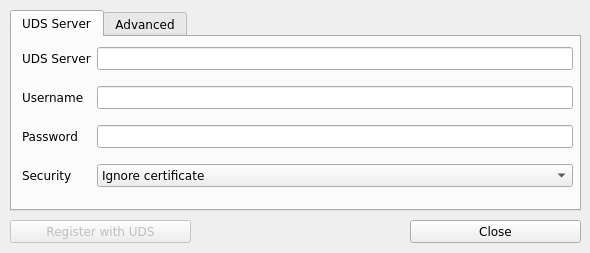
Before: the Qt Designer form actor/src/designer/setup-dialog.ui in VirtualCable/openuds, drawn with Qt 5.
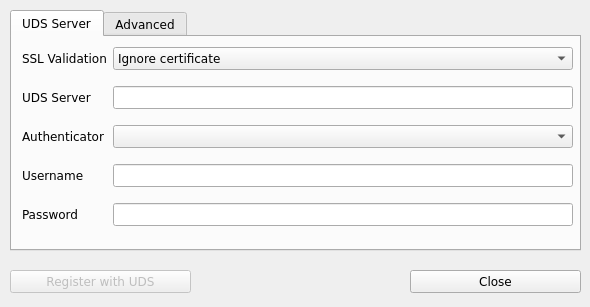
After: the same form once the commit is applied. Icons and pictures are not drawn.

```diff
--- a/actor/src/designer/setup-dialog.ui
+++ b/actor/src/designer/setup-dialog.ui
@@ -11,7 +11,7 @@
     <x>0</x>
     <y>0</y>
     <width>590</width>
-    <height>253</height>
+    <height>307</height>
    </rect>
   </property>
   <property name="sizePolicy">
@@ -55,7 +55,7 @@
    <property name="geometry">
     <rect>
      <x>10</x>
-     <y>220</y>
+     <y>270</y>
      <width>181</width>
      <height>23</height>
     </rect>
@@ -80,7 +80,7 @@
    <property name="geometry">
     <rect>
      <x>410</x>
-     <y>220</y>
+     <y>270</y>
      <width>171</width>
      <height>23</height>
     </rect>
@@ -113,7 +113,7 @@
      <x>10</x>
      <y>10</y>
      <width>571</width>
-     <height>201</height>
+     <height>241</height>
     </rect>
    </property>
    <property name="currentIndex">
@@ -129,24 +129,27 @@
        <x>10</x>
        <y>10</y>
        <width>551</width>
-       <height>151</height>
+       <height>191</height>
       </rect>
      </property>
      <layout class="QFormLayout" name="formLayout">
+      <property name="sizeConstraint">
+       <enum>QLayout::SetDefaultConstraint</enum>
+      </property>
       <property name="fieldGrowthPolicy">
        <enum>QFormLayout::AllNonFixedFieldsGrow</enum>
       </property>
       <property name="verticalSpacing">
        <number>16</number>
       </property>
-      <item row="0" column="0">
+      <item row="1" column="0">
        <widget class="QLabel" name="label_host">
         <property name="text">
          <string>UDS Server</string>
         </property>
        </widget>
       </item>
-      <item row="0" column="1">
+      <item row="1" column="1">
        <widget class="QLineEdit" name="host">
         <property name="acceptDrops">
          <bool>false</bool>
@@ -159,14 +162,24 @@
         </property>
        </widget>
       </item>
-      <item row="1" column="0">
+      <item row="2" column="0">
+       <widget class="QLabel" name="label_auth">
+        <property name="text">
+         <string>Authenticator</string>
+        </property>
+       </widget>
+      </item>
+      <item row="2" column="1">
+       <widget class="QComboBox" name="authenticators"/>
+      </item>
+      <item row="3" column="0">
        <widget class="QLabel" name="label_username">
         <property name="text">
          <string>Username</string>
         </property>
        </widget>
       </item>
-      <item row="1" column="1">
+      <item row="3" column="1">
        <widget class="QLineEdit" name="username">
         <property name="toolTip">
          <string>UDS user with administration rights (Will not be stored on template)</string>
@@ -176,14 +189,14 @@
         </property>
        </widget>
       </item>
-      <item row="2" column="0">
+      <item row="4" column="0">
        <widget class="QLabel" name="label_password">
         <property name="text">
          <string>Password</string>
         </property>
        </widget>
       </item>
-      <item row="2" column="1">
+      <item row="4" column="1">
        <widget class="QLineEdit" name="password">
         <property name="toolTip">
          <string>Password for user (Will not be stored on template)</string>
@@ -196,14 +209,7 @@
         </property>
        </widget>
       </item>
-      <item row="3" column="0">
-       <widget class="QLabel" name="label_security">
-        <property name="text">
-         <string>Security</string>
-        </property>
-       </widget>
-      </item>
-      <item row="3" column="1">
+      <item row="0" column="1">
        <widget class="QComboBox" name="validateCertificate">
         <property name="toolTip">
          <string>Select communication security with broker</string>
@@ -223,6 +229,13 @@
         </item>
        </widget>
       </item>
+      <item row="0" column="0">
+       <widget class="QLabel" name="label_security">
+        <property name="text">
+         <string>SSL Validation</string>
+        </property>
+       </widget>
+      </item>
      </layout>
     </widget>
    </widget>
```
Left out of the diff: 41 changed lines with no effect on the pictures.
